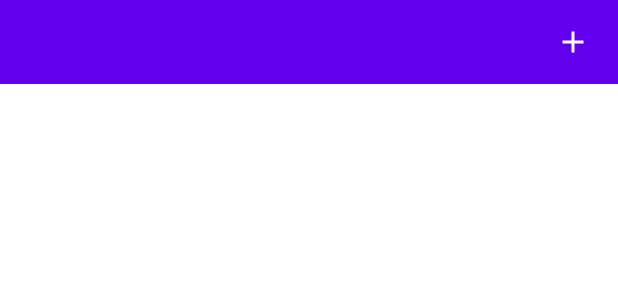
After one commit to BrunoFerreiradaSilva/SalesApp, an Android app built with Jetpack Compose: the layout activity_order_registration.xml on its own in the app's theme, with its tools: preview values and no code run, on a phone screen of 412 x 824 dp. The commit adds this screen. Shown: the top 300 px of the screen. Run offline under Robolectric (Android 15) with nearby library versions, the phone set to English and light mode, and no system bars.

Commit message:
included OrderRegistrationActivity.kt and include dialog for register

```diff
--- a/app/src/main/AndroidManifest.xml
+++ b/app/src/main/AndroidManifest.xml
@@ -3,6 +3,7 @@
     xmlns:tools="http://schemas.android.com/tools">
 
     <application
+        android:name=".application.SalesApplication"
         android:allowBackup="true"
         android:dataExtractionRules="@xml/data_extraction_rules"
         android:fullBackupContent="@xml/backup_rules"
@@ -12,7 +13,10 @@
         android:theme="@style/Theme.SalesApp"
         tools:targetApi="31">
         <activity
-            android:name=".ui.OrdersPlacedActivity"
+            android:name=".ui.orderregistration.OrderRegistrationActivity"
+            android:exported="false" />
+        <activity
+            android:name=".ui.orderplace.OrdersPlacedActivity"
             android:exported="true">
             <intent-filter>
                 <action android:name="android.intent.action.MAIN" />
--- a/app/src/main/java/com/example/salesapp/ui/OrdersPlacedAdapter.kt
+++ b/app/src/main/java/com/example/salesapp/ui/orderplace/OrdersPlacedAdapter.kt
@@ -1,4 +1,4 @@
-package com.example.salesapp.ui
+package com.example.salesapp.ui.orderplace
 
 import android.view.LayoutInflater
 import android.view.ViewGroup
--- a/app/src/main/java/com/example/salesapp/ui/OrdersPlacedViewModel.kt
+++ b/app/src/main/java/com/example/salesapp/ui/orderplace/OrdersPlacedViewModel.kt
@@ -1,4 +1,4 @@
-package com.example.salesapp.ui
+package com.example.salesapp.ui.orderplace
 
 import androidx.lifecycle.ViewModel
 import androidx.lifecycle.viewModelScope
--- /dev/null
+++ b/app/src/main/res/layout/activity_order_registration.xml
@@ -0,0 +1,73 @@
+<?xml version="1.0" encoding="utf-8"?>
+<androidx.constraintlayout.widget.ConstraintLayout xmlns:android="http://schemas.android.com/apk/res/android"
+    xmlns:app="http://schemas.android.com/apk/res-auto"
+    xmlns:tools="http://schemas.android.com/tools"
+    android:layout_width="match_parent"
+    android:layout_height="match_parent"
+    tools:context=".ui.orderregistration.OrderRegistrationActivity">
+
+    <androidx.appcompat.widget.Toolbar
+        android:id="@+id/toolbar"
+        android:layout_width="match_parent"
+        android:layout_height="wrap_content"
+        android:background="@color/purple_500"
+        app:layout_constraintEnd_toEndOf="parent"
+        app:layout_constraintStart_toStartOf="parent"
+        app:layout_constraintTop_toTopOf="parent">
+
+        <TextView
+            android:id="@+id/tv_number_order"
+            android:layout_width="wrap_content"
+            android:layout_height="wrap_content"
+            android:layout_marginTop="10dp"
+            android:textColor="@color/white"
+            app:layout_constraintStart_toStartOf="parent"
+            app:layout_constraintTop_toBottomOf="@id/toolbar" />
+
+        <ImageButton
+            android:id="@+id/btn_add_item"
+            android:layout_width="wrap_content"
+            android:layout_height="wrap_content"
+            android:layout_gravity="end"
+            android:layout_marginEnd="10dp"
+            android:background="@android:color/transparent"
+            android:padding="8dp"
+            android:clickable="true"
+            android:src="@drawable/ic_add"
+            app:tint="@color/white"
+            android:contentDescription="@string/button_for_include_item" />
+
+    </androidx.appcompat.widget.Toolbar>
+
+    <androidx.recyclerview.widget.RecyclerView
+        android:layout_width="match_parent"
+        android:layout_height="0dp"
+        android:layout_marginTop="8dp"
+        app:layout_constraintBottom_toTopOf="@id/cv_buttons"
+        app:layout_constraintEnd_toEndOf="parent"
+        app:layout_constraintStart_toStartOf="parent"
+        app:layout_constraintTop_toBottomOf="@id/toolbar" />
+
+
+    <androidx.constraintlayout.widget.ConstraintLayout
+        android:id="@+id/cv_buttons"
+        android:layout_width="match_parent"
+        android:layout_height="wrap_content"
+        android:visibility="gone"
+        app:layout_constraintBottom_toBottomOf="parent"
+        app:layout_constraintEnd_toEndOf="parent"
+        app:layout_constraintStart_toStartOf="parent">
+
+        <Button
+            android:id="@+id/btn_save"
+            android:layout_width="wrap_content"
+            android:layout_height="wrap_content"
+            android:layout_marginBottom="8dp"
+            android:text="Salvar"
+            app:layout_constraintEnd_toEndOf="parent"
+            android:textAllCaps="false"
+            app:layout_constraintBottom_toBottomOf="parent"
+            app:layout_constraintStart_toStartOf="parent" />
+
+    </androidx.constraintlayout.widget.ConstraintLayout>
+</androidx.constraintlayout.widget.ConstraintLayout>
--- a/app/src/main/res/values-night/themes.xml
+++ b/app/src/main/res/values-night/themes.xml
@@ -1,6 +1,6 @@
 <resources xmlns:tools="http://schemas.android.com/tools">
     <!-- Base application theme. -->
-    <style name="Theme.SalesApp" parent="Theme.MaterialComponents.DayNight.DarkActionBar">
+    <style name="Theme.SalesApp" parent="Theme.MaterialComponents.DayNight.NoActionBar">
         <!-- Primary brand color. -->
         <item name="colorPrimary">@color/purple_200</item>
         <item name="colorPrimaryVariant">@color/purple_700</item>
--- a/app/src/main/res/values/strings.xml
+++ b/app/src/main/res/values/strings.xml
@@ -1,4 +1,5 @@
 <resources>
     <string name="app_name">SalesApp</string>
     <string name="button_for_created_order">button for created order</string>
+    <string name="button_for_include_item">button_for_include_item</string>
 </resources>
--- a/app/src/main/res/values/themes.xml
+++ b/app/src/main/res/values/themes.xml
@@ -1,6 +1,6 @@
 <resources xmlns:tools="http://schemas.android.com/tools">
     <!-- Base application theme. -->
-    <style name="Theme.SalesApp" parent="Theme.MaterialComponents.DayNight.DarkActionBar">
+    <style name="Theme.SalesApp" parent="Theme.MaterialComponents.DayNight.NoActionBar">
         <!-- Primary brand color. -->
         <item name="colorPrimary">@color/purple_500</item>
         <item name="colorPrimaryVariant">@color/purple_700</item>
```
Also changed, not shown: app/src/main/java/com/example/salesapp/ui/orderplace/OrdersPlacedActivity.kt (renamed from app/src/main/java/com/example/salesapp/ui/OrdersPlacedActivity.kt, +13 -3 lines), app/src/main/java/com/example/salesapp/ui/orderregistration/OrderRegistrationActivity.kt (added, +41 -0 lines), app/src/main/java/com/example/salesapp/ui/orderregistration/OrderRegistrationViewModel.kt (added, +20 -0 lines), app/src/main/res/layout/activity_orders_placed.xml (+22 -2 lines), app/src/main/res/layout/layout_include_product.xml (added, +101 -0 lines).
